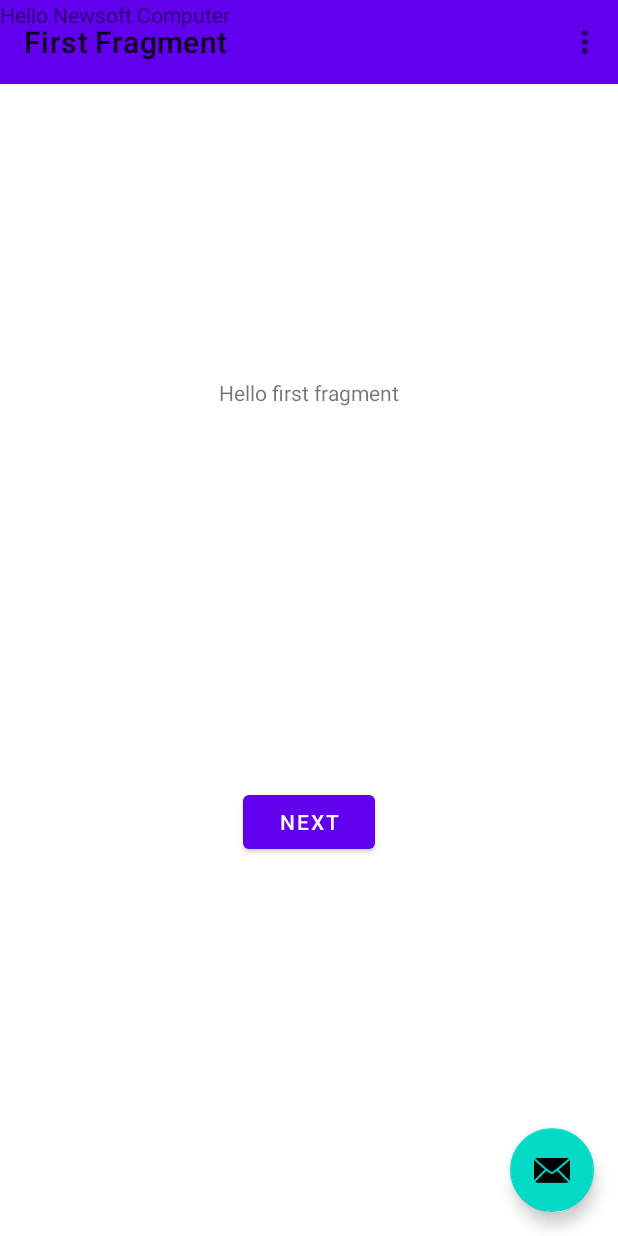
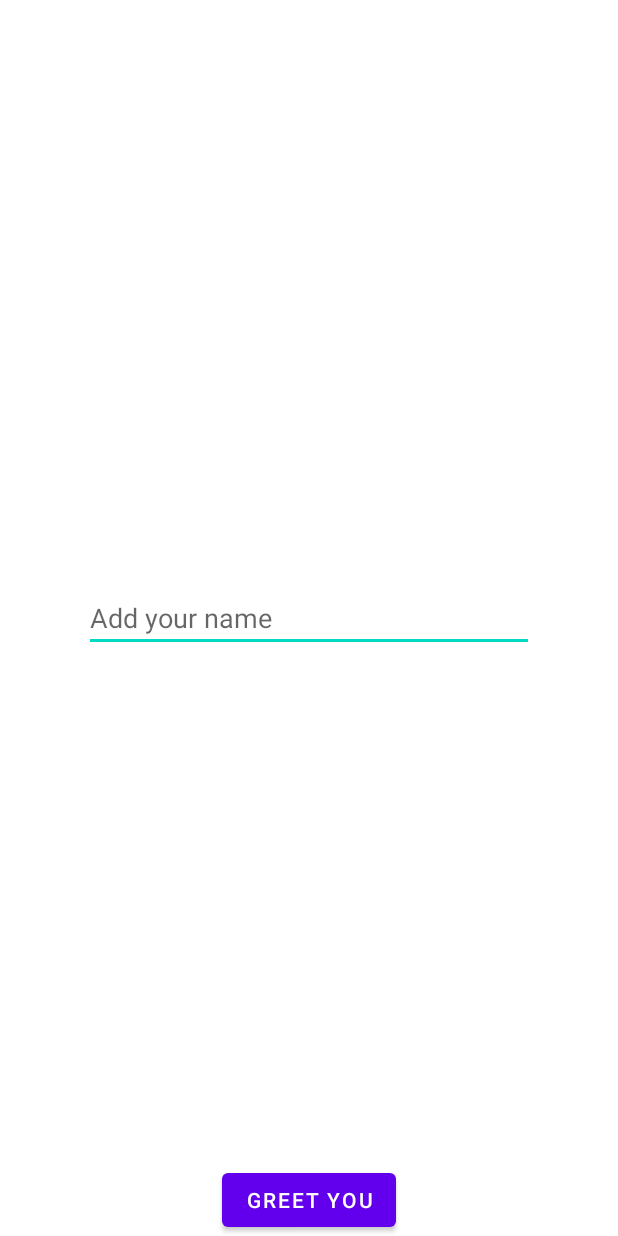
Before and after one commit to andresganc/exercises-kotlin-android, an Android app: the screen it shows after launch (MainActivity), on a phone screen of 412 x 824 dp. Run offline under Robolectric (Android 15) with nearby library versions, the phone set to English and light mode, and no system bars.

Commit message:
Mod: activity_main.xml, MainActivity.kt

```diff
--- a/app/src/main/java/com/nc/course_kotlin_android/MainActivity.kt
+++ b/app/src/main/java/com/nc/course_kotlin_android/MainActivity.kt
@@ -1,58 +1,16 @@
 package com.nc.course_kotlin_android
 
 import android.os.Bundle
-import com.google.android.material.snackbar.Snackbar
 import androidx.appcompat.app.AppCompatActivity
-import androidx.navigation.findNavController
-import androidx.navigation.ui.AppBarConfiguration
-import androidx.navigation.ui.navigateUp
-import androidx.navigation.ui.setupActionBarWithNavController
-import android.view.Menu
-import android.view.MenuItem
-import com.nc.course_kotlin_android.databinding.ActivityMainBinding
 
 class MainActivity : AppCompatActivity() {
 
-    private lateinit var appBarConfiguration: AppBarConfiguration
-    private lateinit var binding: ActivityMainBinding
-
     override fun onCreate(savedInstanceState: Bundle?) {
         super.onCreate(savedInstanceState)
+        setContentView(R.layout.activity_main)
 
-        binding = ActivityMainBinding.inflate(layoutInflater)
-        setContentView(binding.root)
 
-        setSupportActionBar(binding.toolbar)
-
-        val navController = findNavController(R.id.nav_host_fragment_content_main)
-        appBarConfiguration = AppBarConfiguration(navController.graph)
-        setupActionBarWithNavController(navController, appBarConfiguration)
-
-        binding.fab.setOnClickListener { view ->
-            Snackbar.make(view, "Replace with your own action", Snackbar.LENGTH_LONG)
-                .setAction("Action", null).show()
-        }
     }
 
-    override fun onCreateOptionsMenu(menu: Menu): Boolean {
-        // Inflate the menu; this adds items to the action bar if it is present.
-        menuInflater.inflate(R.menu.menu_main, menu)
-        return true
-    }
 
-    override fun onOptionsItemSelected(item: MenuItem): Boolean {
-        // Handle action bar item clicks here. The action bar will
-        // automatically handle clicks on the Home/Up button, so long
-        // as you specify a parent activity in AndroidManifest.xml.
-        return when (item.itemId) {
-            R.id.action_settings -> true
-            else -> super.onOptionsItemSelected(item)
-        }
-    }
-
-    override fun onSupportNavigateUp(): Boolean {
-        val navController = findNavController(R.id.nav_host_fragment_content_main)
-        return navController.navigateUp(appBarConfiguration)
-                || super.onSupportNavigateUp()
-    }
 }
--- a/app/src/main/res/layout/activity_main.xml
+++ b/app/src/main/res/layout/activity_main.xml
@@ -1,40 +1,23 @@
 <?xml version="1.0" encoding="utf-8"?>
-<androidx.coordinatorlayout.widget.CoordinatorLayout xmlns:android="http://schemas.android.com/apk/res/android"
+<FrameLayout xmlns:android="http://schemas.android.com/apk/res/android"
     xmlns:app="http://schemas.android.com/apk/res-auto"
     xmlns:tools="http://schemas.android.com/tools"
     android:layout_width="match_parent"
     android:layout_height="match_parent"
     tools:context=".MainActivity">
 
-    <com.google.android.material.appbar.AppBarLayout
-        android:layout_width="match_parent"
+    <EditText
+        android:id="@+id/etName"
+        android:layout_width="300dp"
         android:layout_height="wrap_content"
-        android:theme="@style/Theme.Coursekotlinandroid.AppBarOverlay">
+        android:layout_gravity="center"
+        android:hint="Add your name" />
 
-    </com.google.android.material.appbar.AppBarLayout>
-
-    <include layout="@layout/content_main" />
-
-    <com.google.android.material.floatingactionbutton.FloatingActionButton
-        android:id="@+id/fab"
+    <Button
+        android:id="@+id/btnShowName"
         android:layout_width="wrap_content"
         android:layout_height="wrap_content"
-        android:layout_gravity="bottom|end"
-        android:layout_marginEnd="@dimen/fab_margin"
-        android:layout_marginBottom="16dp"
-        app:srcCompat="@android:drawable/ic_dialog_email" />
+        android:layout_gravity="bottom|center_horizontal"
+        android:text="Greet you" />
 
-    <androidx.appcompat.widget.Toolbar
-        android:id="@+id/toolbar"
-        android:layout_width="match_parent"
-        android:layout_height="?attr/actionBarSize"
-        android:background="?attr/colorPrimary"
-        app:popupTheme="@style/Theme.Coursekotlinandroid.PopupOverlay" />
-
-    <TextView
-        android:id="@+id/textViewHelloWorld"
-        android:layout_width="wrap_content"
-        android:layout_height="wrap_content"
-        android:text="Hello Newsoft Computer" />
-
-</androidx.coordinatorlayout.widget.CoordinatorLayout>
+</FrameLayout>
```
